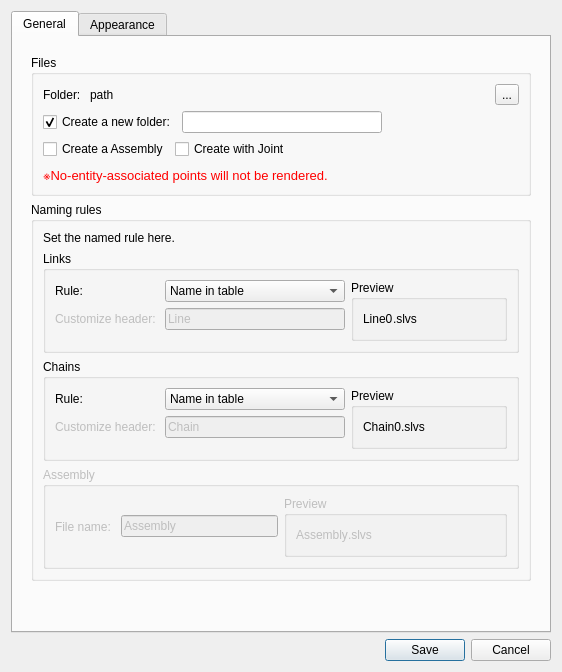
KmolYuan/Pyslvs-UI, file core/io/slvsType.ui: the form before one commit.
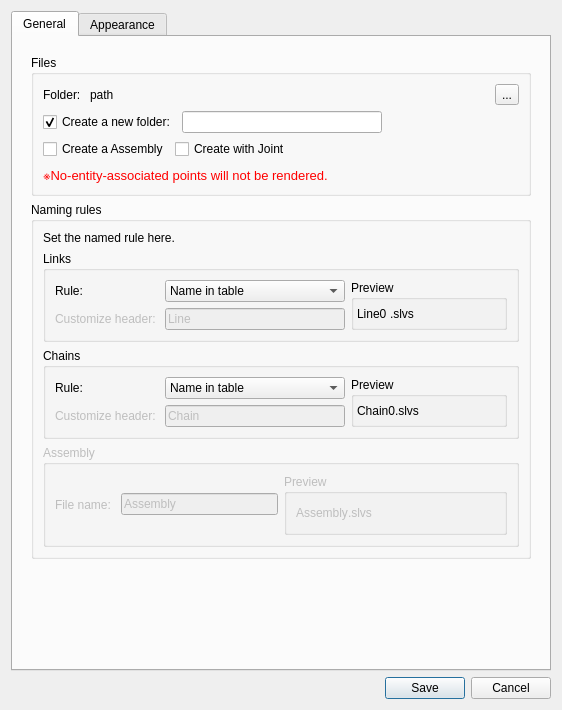
The form after the commit. Icons and pictures are not drawn.

Diff of the .ui file:
```diff
--- a/core/io/slvsType.ui
+++ b/core/io/slvsType.ui
@@ -7,7 +7,7 @@
     <x>0</x>
     <y>0</y>
     <width>562</width>
-    <height>672</height>
+    <height>710</height>
    </rect>
   </property>
   <property name="sizePolicy">
@@ -19,13 +19,13 @@
   <property name="minimumSize">
    <size>
     <width>562</width>
-    <height>672</height>
+    <height>710</height>
    </size>
   </property>
   <property name="maximumSize">
    <size>
     <width>562</width>
-    <height>708</height>
+    <height>710</height>
    </size>
   </property>
   <property name="windowTitle">
@@ -283,7 +283,19 @@
                   </property>
                   <layout class="QHBoxLayout" name="horizontalLayout_8">
                    <property name="spacing">
-                    <number>0</number>
+                    <number>3</number>
+                   </property>
+                   <property name="leftMargin">
+                    <number>3</number>
+                   </property>
+                   <property name="topMargin">
+                    <number>3</number>
+                   </property>
+                   <property name="rightMargin">
+                    <number>3</number>
+                   </property>
+                   <property name="bottomMargin">
+                    <number>3</number>
                    </property>
                    <item>
                     <widget class="QLabel" name="LinkPreview">
@@ -408,6 +420,18 @@
                    <property name="spacing">
                     <number>0</number>
                    </property>
+                   <property name="leftMargin">
+                    <number>3</number>
+                   </property>
+                   <property name="topMargin">
+                    <number>3</number>
+                   </property>
+                   <property name="rightMargin">
+                    <number>3</number>
+                   </property>
+                   <property name="bottomMargin">
+                    <number>3</number>
+                   </property>
                    <item>
                     <widget class="QLabel" name="ChainPreview">
                      <property name="text">
```
Left out of the diff: 24 changed lines with no effect on the pictures.
